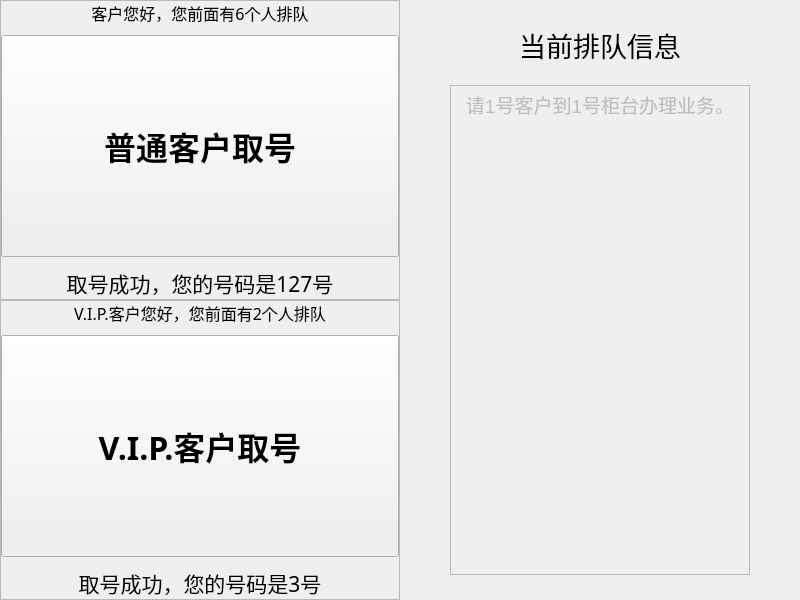
Above: getNumber/mainwindow.ui from Soulike/bankQueuingSystem before the change. Below: the same form after it.
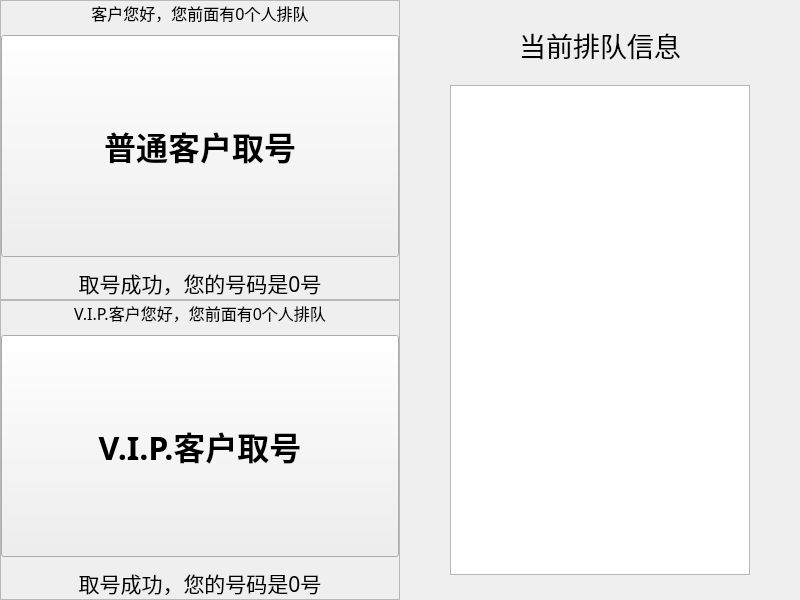
That is the form after the change.

Diff of the .ui file:
```diff
--- a/getNumber/mainwindow.ui
+++ b/getNumber/mainwindow.ui
@@ -98,7 +98,7 @@
            </font>
           </property>
           <property name="text">
-           <string>客户您好，您前面有6个人排队</string>
+           <string>客户您好，您前面有0个人排队</string>
           </property>
           <property name="alignment">
            <set>Qt::AlignCenter</set>
@@ -137,7 +137,7 @@
            </font>
           </property>
           <property name="text">
-           <string>取号成功，您的号码是127号</string>
+           <string>取号成功，您的号码是0号</string>
           </property>
           <property name="alignment">
            <set>Qt::AlignCenter</set>
@@ -194,7 +194,7 @@
            </font>
           </property>
           <property name="text">
-           <string>V.I.P.客户您好，您前面有2个人排队</string>
+           <string>V.I.P.客户您好，您前面有0个人排队</string>
           </property>
           <property name="alignment">
            <set>Qt::AlignCenter</set>
@@ -233,7 +233,7 @@
            </font>
           </property>
           <property name="text">
-           <string>取号成功，您的号码是3号</string>
+           <string>取号成功，您的号码是0号</string>
           </property>
           <property name="alignment">
            <set>Qt::AlignCenter</set>
@@ -288,19 +288,22 @@
      <item>
       <widget class="QTextEdit" name="queueInfo">
        <property name="enabled">
-        <bool>false</bool>
+        <bool>true</bool>
        </property>
        <property name="font">
         <font>
          <pointsize>14</pointsize>
         </font>
        </property>
+       <property name="readOnly">
+        <bool>true</bool>
+       </property>
        <property name="html">
         <string>&lt;!DOCTYPE HTML PUBLIC &quot;-//W3C//DTD HTML 4.0//EN&quot; &quot;http://www.w3.org/TR/REC-html40/strict.dtd&quot;&gt;
 &lt;html&gt;&lt;head&gt;&lt;meta name=&quot;qrichtext&quot; content=&quot;1&quot; /&gt;&lt;style type=&quot;text/css&quot;&gt;
 p, li { white-space: pre-wrap; }
 &lt;/style&gt;&lt;/head&gt;&lt;body style=&quot; font-family:'Noto Sans CJK SC Regular'; font-size:14pt; font-weight:400; font-style:normal;&quot;&gt;
-&lt;p align=&quot;center&quot; style=&quot; margin-top:0px; margin-bottom:0px; margin-left:0px; margin-right:0px; -qt-block-indent:0; text-indent:0px;&quot;&gt;请1号客户到1号柜台办理业务。&lt;/p&gt;&lt;/body&gt;&lt;/html&gt;</string>
+&lt;p align=&quot;center&quot; style=&quot;-qt-paragraph-type:empty; margin-top:0px; margin-bottom:0px; margin-left:0px; margin-right:0px; -qt-block-indent:0; text-indent:0px;&quot;&gt;&lt;br /&gt;&lt;/p&gt;&lt;/body&gt;&lt;/html&gt;</string>
        </property>
       </widget>
      </item>
```
Left out of the diff: 4 changed lines with no effect on the pictures.
